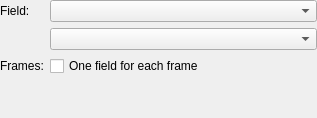
Before: the Qt Designer form src/Mod/Fem/Gui/Resources/ui/PostHistogramFieldAppEdit.ui in southseact-3d/fcd, drawn with Qt 5.
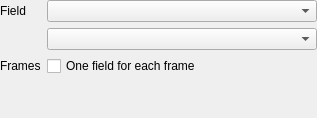
After: the same form once the commit is applied.

What changed in the file:
```diff
--- a/src/Mod/Fem/Gui/Resources/ui/PostHistogramFieldAppEdit.ui
+++ b/src/Mod/Fem/Gui/Resources/ui/PostHistogramFieldAppEdit.ui
@@ -31,7 +31,7 @@
      <item row="0" column="0">
       <widget class="QLabel" name="label_2">
        <property name="text">
-        <string>Field:</string>
+        <string>Field</string>
        </property>
       </widget>
      </item>
@@ -58,7 +58,7 @@
      <item row="2" column="0">
       <widget class="QLabel" name="label">
        <property name="text">
-        <string>Frames:</string>
+        <string>Frames</string>
        </property>
       </widget>
      </item>
```
